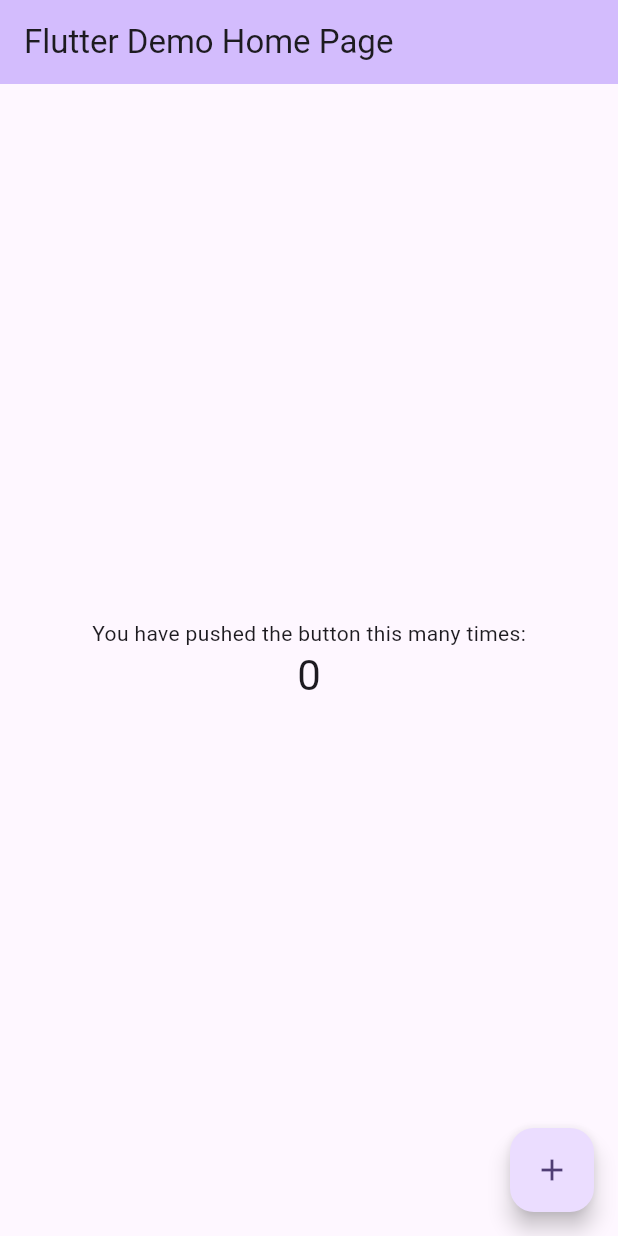
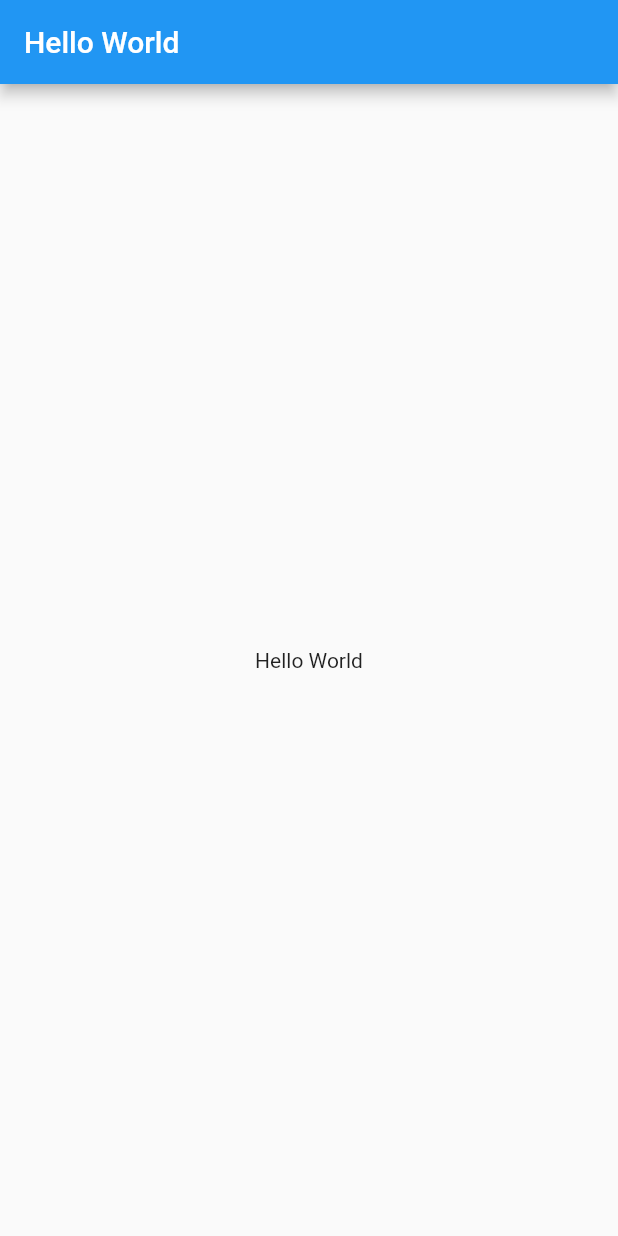
Before and after one commit to dobecom/dartflutter, a Flutter app: the screen it shows after launch, on a phone screen of 412 x 824 dp. Run offline on Flutter 3.47's test engine with Material 2 defaults, Android fonts, the phone set to English and light mode, and no system bars.

Commit message:
Ch 2.5 Widget

```diff
--- a/lib/main.dart
+++ b/lib/main.dart
@@ -1,125 +1,27 @@
 import 'package:flutter/material.dart';
 
-void main() {
-  runApp(const MyApp());
+class Player {
+  String name;
+  Player({required this.name});
 }
 
-class MyApp extends StatelessWidget {
-  const MyApp({super.key});
+void main() {
+  var steve = Player(name: 'Steve');
+  runApp(App());
+}
 
-  // This widget is the root of your application.
+class App extends StatelessWidget {
   @override
   Widget build(BuildContext context) {
     return MaterialApp(
-      title: 'Flutter Demo',
-      theme: ThemeData(
-        // This is the theme of your application.
-        //
-        // TRY THIS: Try running your application with "flutter run". You'll see
-        // the application has a blue toolbar. Then, without quitting the app,
-        // try changing the seedColor in the colorScheme below to Colors.green
-        // and then invoke "hot reload" (save your changes or press the "hot
-        // reload" button in a Flutter-supported IDE, or press "r" if you used
-        // the command line to start the app).
-        //
-        // Notice that the counter didn't reset back to zero; the application
-        // state is not lost during the reload. To reset the state, use hot
-        // restart instead.
-        //
-        // This works for code too, not just values: Most code changes can be
-        // tested with just a hot reload.
-        colorScheme: ColorScheme.fromSeed(seedColor: Colors.deepPurple),
-        useMaterial3: true,
+      home: Scaffold(
+        appBar: AppBar(
+          title: const Text('Hello World'),
+        ),
+        body: Center(
+          child: Text('Hello World'),
+        ),
       ),
-      home: const MyHomePage(title: 'Flutter Demo Home Page'),
     );
   }
 }
-
-class MyHomePage extends StatefulWidget {
-  const MyHomePage({super.key, required this.title});
-
-  // This widget is the home page of your application. It is stateful, meaning
-  // that it has a State object (defined below) that contains fields that affect
-  // how it looks.
-
-  // This class is the configuration for the state. It holds the values (in this
-  // case the title) provided by the parent (in this case the App widget) and
-  // used by the build method of the State. Fields in a Widget subclass are
-  // always marked "final".
-
-  final String title;
-
-  @override
-  State<MyHomePage> createState() => _MyHomePageState();
-}
-
-class _MyHomePageState extends State<MyHomePage> {
-  int _counter = 0;
-
-  void _incrementCounter() {
-    setState(() {
-      // This call to setState tells the Flutter framework that something has
-      // changed in this State, which causes it to rerun the build method below
-      // so that the display can reflect the updated values. If we changed
-      // _counter without calling setState(), then the build method would not be
-      // called again, and so nothing would appear to happen.
-      _counter++;
-    });
-  }
-
-  @override
-  Widget build(BuildContext context) {
-    // This method is rerun every time setState is called, for instance as done
-    // by the _incrementCounter method above.
-    //
-    // The Flutter framework has been optimized to make rerunning build methods
-    // fast, so that you can just rebuild anything that needs updating rather
-    // than having to individually change instances of widgets.
-    return Scaffold(
-      appBar: AppBar(
-        // TRY THIS: Try changing the color here to a specific color (to
-        // Colors.amber, perhaps?) and trigger a hot reload to see the AppBar
-        // change color while the other colors stay the same.
-        backgroundColor: Theme.of(context).colorScheme.inversePrimary,
-        // Here we take the value from the MyHomePage object that was created by
-        // the App.build method, and use it to set our appbar title.
-        title: Text(widget.title),
-      ),
-      body: Center(
-        // Center is a layout widget. It takes a single child and positions it
-        // in the middle of the parent.
-        child: Column(
-          // Column is also a layout widget. It takes a list of children and
-          // arranges them vertically. By default, it sizes itself to fit its
-          // children horizontally, and tries to be as tall as its parent.
-          //
-          // Column has various properties to control how it sizes itself and
-          // how it positions its children. Here we use mainAxisAlignment to
-          // center the children vertically; the main axis here is the vertical
-          // axis because Columns are vertical (the cross axis would be
-          // horizontal).
-          //
-          // TRY THIS: Invoke "debug painting" (choose the "Toggle Debug Paint"
-          // action in the IDE, or press "p" in the console), to see the
-          // wireframe for each widget.
-          mainAxisAlignment: MainAxisAlignment.center,
-          children: <Widget>[
-            const Text(
-              'You have pushed the button this many times:',
-            ),
-            Text(
-              '$_counter',
-              style: Theme.of(context).textTheme.headlineMedium,
-            ),
-          ],
-        ),
-      ),
-      floatingActionButton: FloatingActionButton(
-        onPressed: _incrementCounter,
-        tooltip: 'Increment',
-        child: const Icon(Icons.add),
-      ), // This trailing comma makes auto-formatting nicer for build methods.
-    );
-  }
-}
```
